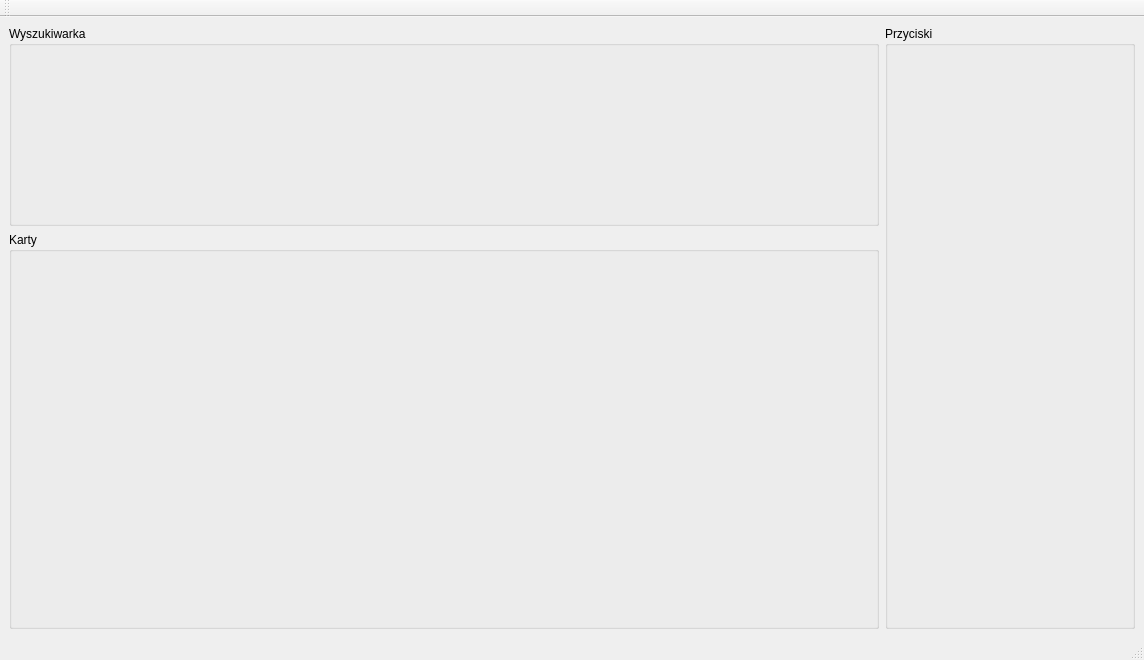
First picture: the form in mainwindow.ui, repository marcinwozniak0/BakcylProgramowania_2020, before the edit.
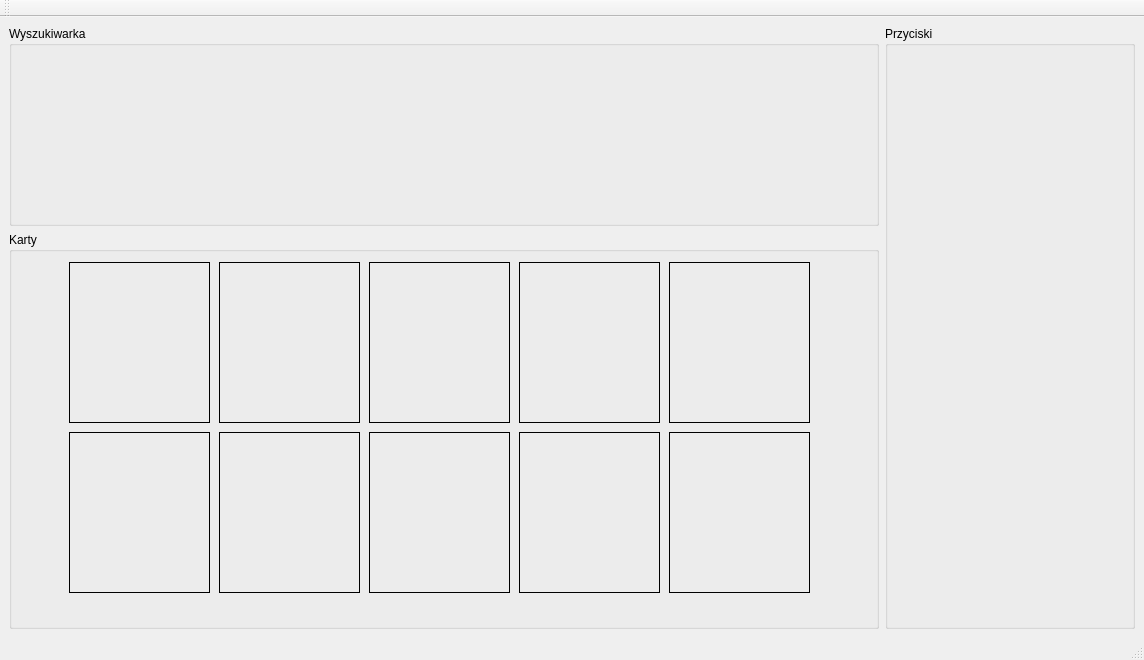
Second picture: the form after the edit.

Commit message: Add place for cards and created function which take path to picture and pointer to label which they must be showed

Diff of the .ui file:
```diff
--- a/mainwindow.ui
+++ b/mainwindow.ui
@@ -21,26 +21,6 @@
   </property>
   <widget class="QWidget" name="centralwidget">
    <layout class="QGridLayout" name="gridLayout">
-    <item row="1" column="0">
-     <widget class="QGroupBox" name="groupBox_2">
-      <property name="title">
-       <string>Karty</string>
-      </property>
-     </widget>
-    </item>
-    <item row="0" column="0">
-     <widget class="QGroupBox" name="groupBox">
-      <property name="maximumSize">
-       <size>
-        <width>16777215</width>
-        <height>200</height>
-       </size>
-      </property>
-      <property name="title">
-       <string>Wyszukiwarka</string>
-      </property>
-     </widget>
-    </item>
     <item row="0" column="1" rowspan="2">
      <widget class="QGroupBox" name="groupBox_3">
       <property name="maximumSize">
@@ -54,6 +34,186 @@
       </property>
      </widget>
     </item>
+    <item row="0" column="0">
+     <widget class="QGroupBox" name="groupBox">
+      <property name="maximumSize">
+       <size>
+        <width>16777215</width>
+        <height>200</height>
+       </size>
+      </property>
+      <property name="title">
+       <string>Wyszukiwarka</string>
+      </property>
+     </widget>
+    </item>
+    <item row="1" column="0">
+     <widget class="QGroupBox" name="groupBox_2">
+      <property name="title">
+       <string>Karty</string>
+      </property>
+      <widget class="QLabel" name="label_pic0">
+       <property name="geometry">
+        <rect>
+         <x>60</x>
+         <y>30</y>
+         <width>141</width>
+         <height>161</height>
+        </rect>
+       </property>
+       <property name="frameShape">
+        <enum>QFrame::Box</enum>
+       </property>
+       <property name="text">
+        <string/>
+       </property>
+      </widget>
+      <widget class="QLabel" name="label_pic0_2">
+       <property name="geometry">
+        <rect>
+         <x>60</x>
+         <y>200</y>
+         <width>141</width>
+         <height>161</height>
+        </rect>
+       </property>
+       <property name="frameShape">
+        <enum>QFrame::Box</enum>
+       </property>
+       <property name="text">
+        <string/>
+       </property>
+      </widget>
+      <widget class="QLabel" name="label_pic0_3">
+       <property name="geometry">
+        <rect>
+         <x>210</x>
+         <y>30</y>
+         <width>141</width>
+         <height>161</height>
+        </rect>
+       </property>
+       <property name="frameShape">
+        <enum>QFrame::Box</enum>
+       </property>
+       <property name="text">
+        <string/>
+       </property>
+      </widget>
+      <widget class="QLabel" name="label_pic0_4">
+       <property name="geometry">
+        <rect>
+         <x>210</x>
+         <y>200</y>
+         <width>141</width>
+         <height>161</height>
+        </rect>
+       </property>
+       <property name="frameShape">
+        <enum>QFrame::Box</enum>
+       </property>
+       <property name="text">
+        <string/>
+       </property>
+      </widget>
+      <widget class="QLabel" name="label_pic0_5">
+       <property name="geometry">
+        <rect>
+         <x>360</x>
+         <y>30</y>
+         <width>141</width>
+         <height>161</height>
+        </rect>
+       </property>
+       <property name="frameShape">
+        <enum>QFrame::Box</enum>
+       </property>
+       <property name="text">
+        <string/>
+       </property>
+      </widget>
+      <widget class="QLabel" name="label_pic0_11">
+       <property name="geometry">
+        <rect>
+         <x>360</x>
+         <y>200</y>
+         <width>141</width>
+         <height>161</height>
+        </rect>
+       </property>
+       <property name="frameShape">
+        <enum>QFrame::Box</enum>
+       </property>
+       <property name="text">
+        <string/>
+       </property>
+      </widget>
+      <widget class="QLabel" name="label_pic0_18">
+       <property name="geometry">
+        <rect>
+         <x>510</x>
+         <y>30</y>
+         <width>141</width>
+         <height>161</height>
+        </rect>
+       </property>
+       <property name="frameShape">
+        <enum>QFrame::Box</enum>
+       </property>
+       <property name="text">
+        <string/>
+       </property>
+      </widget>
+      <widget class="QLabel" name="label_pic0_19">
+       <property name="geometry">
+        <rect>
+         <x>510</x>
+         <y>200</y>
+         <width>141</width>
+         <height>161</height>
+        </rect>
+       </property>
+       <property name="frameShape">
+        <enum>QFrame::Box</enum>
+       </property>
+       <property name="text">
+        <string/>
+       </property>
+      </widget>
+      <widget class="QLabel" name="label_pic0_20">
+       <property name="geometry">
+        <rect>
+         <x>660</x>
+         <y>30</y>
+         <width>141</width>
+         <height>161</height>
+        </rect>
+       </property>
+       <property name="frameShape">
+        <enum>QFrame::Box</enum>
+       </property>
+       <property name="text">
+        <string/>
+       </property>
+      </widget>
+      <widget class="QLabel" name="label_pic0_21">
+       <property name="geometry">
+        <rect>
+         <x>660</x>
+         <y>200</y>
+         <width>141</width>
+         <height>161</height>
+        </rect>
+       </property>
+       <property name="frameShape">
+        <enum>QFrame::Box</enum>
+       </property>
+       <property name="text">
+        <string/>
+       </property>
+      </widget>
+     </widget>
+    </item>
    </layout>
   </widget>
   <widget class="QMenuBar" name="menubar">
```
The commit also changes 2 other files.
